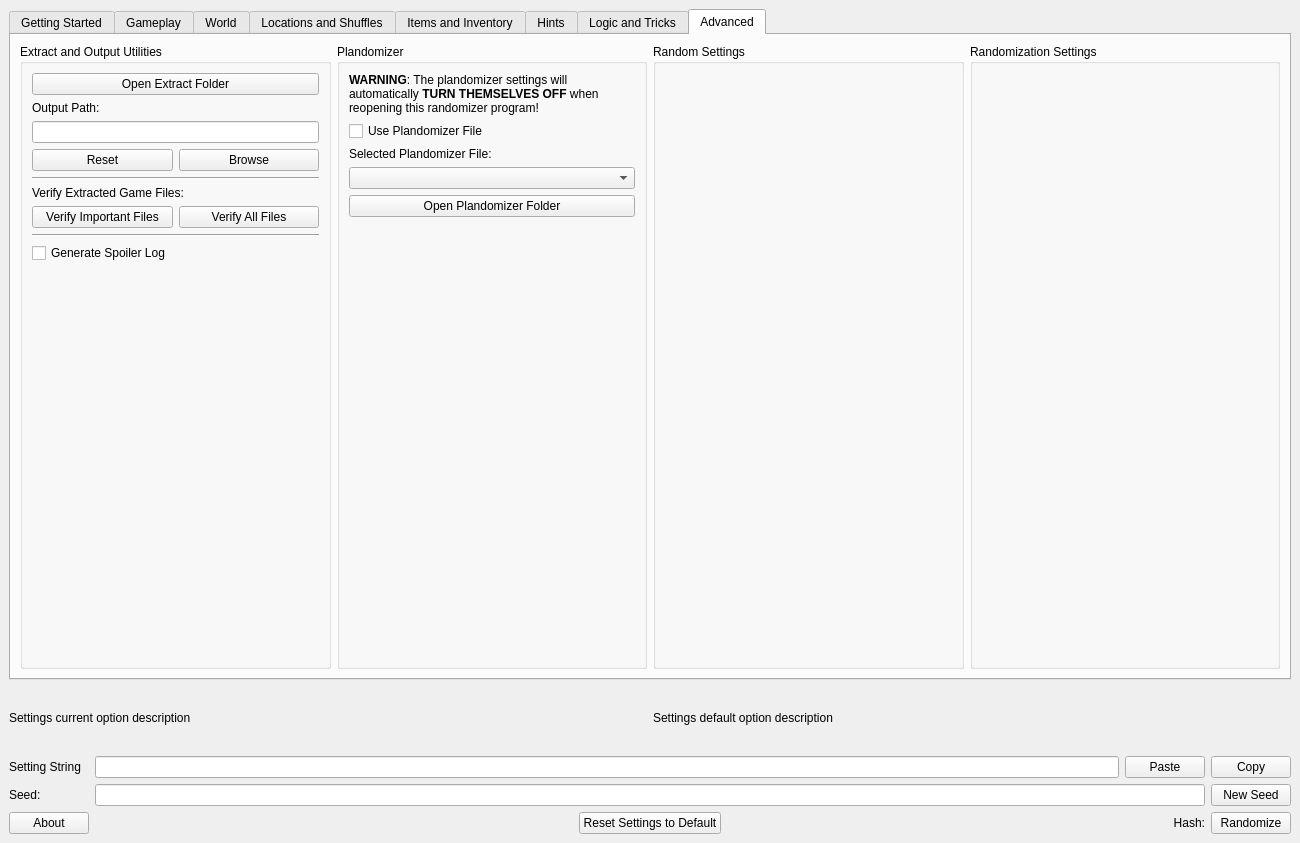
Above: gui/ui/main.ui from mint-choc-chip-skyblade/sshd-rando before the change. Below: the same form after it.
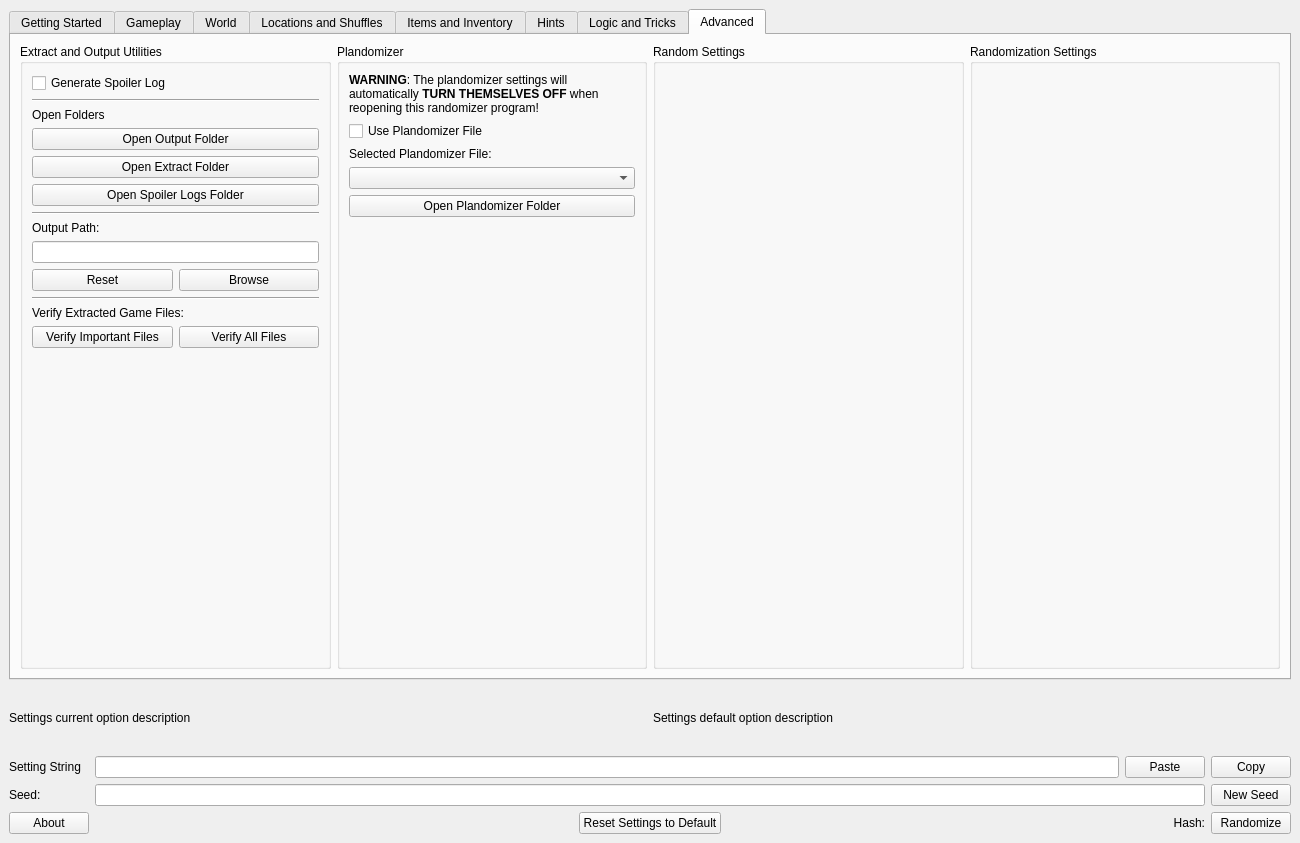
That is the form after the change. The open tabs and pages were chosen to show the change. Custom widgets are drawn as their Qt base class.

Commit message: Add advanced buttons to open output and logs folders

Patch:
```diff
--- a/gui/ui/main.ui
+++ b/gui/ui/main.ui
@@ -2795,6 +2795,34 @@
            <string>Extract and Output Utilities</string>
           </property>
           <layout class="QVBoxLayout" name="verticalLayout_31">
+           <item>
+            <widget class="QCheckBox" name="config_generate_spoiler_log">
+             <property name="text">
+              <string>Generate Spoiler Log</string>
+             </property>
+            </widget>
+           </item>
+           <item>
+            <widget class="Line" name="utils_hline">
+             <property name="orientation">
+              <enum>Qt::Horizontal</enum>
+             </property>
+            </widget>
+           </item>
+           <item>
+            <widget class="QLabel" name="open_folders_label">
+             <property name="text">
+              <string>Open Folders</string>
+             </property>
+            </widget>
+           </item>
+           <item>
+            <widget class="QPushButton" name="open_output_folder_button">
+             <property name="text">
+              <string>Open Output Folder</string>
+             </property>
+            </widget>
+           </item>
            <item>
             <widget class="QPushButton" name="open_extract_folder_button">
              <property name="text">
@@ -2802,6 +2830,20 @@
              </property>
             </widget>
            </item>
+           <item>
+            <widget class="QPushButton" name="open_spoiler_logs_folder_button">
+             <property name="text">
+              <string>Open Spoiler Logs Folder</string>
+             </property>
+            </widget>
+           </item>
+           <item>
+            <widget class="Line" name="utils_hline_2">
+             <property name="orientation">
+              <enum>Qt::Horizontal</enum>
+             </property>
+            </widget>
+           </item>
            <item>
             <widget class="QLabel" name="output_label">
              <property name="sizePolicy">
@@ -2841,7 +2883,7 @@
             </layout>
            </item>
            <item>
-            <widget class="Line" name="utils_hline">
+            <widget class="Line" name="utils_hline_3">
              <property name="orientation">
               <enum>Qt::Horizontal</enum>
              </property>
@@ -2872,20 +2914,6 @@
              </item>
             </layout>
            </item>
-           <item>
-            <widget class="Line" name="utils_hline_2">
-             <property name="orientation">
-              <enum>Qt::Horizontal</enum>
-             </property>
-            </widget>
-           </item>
-           <item>
-            <widget class="QCheckBox" name="config_generate_spoiler_log">
-             <property name="text">
-              <string>Generate Spoiler Log</string>
-             </property>
-            </widget>
-           </item>
            <item>
             <spacer name="file_setup_vspacer">
              <property name="orientation">
```
Left out of the diff: 2 changed lines with no effect on the pictures. The commit also changes 5 other files.
